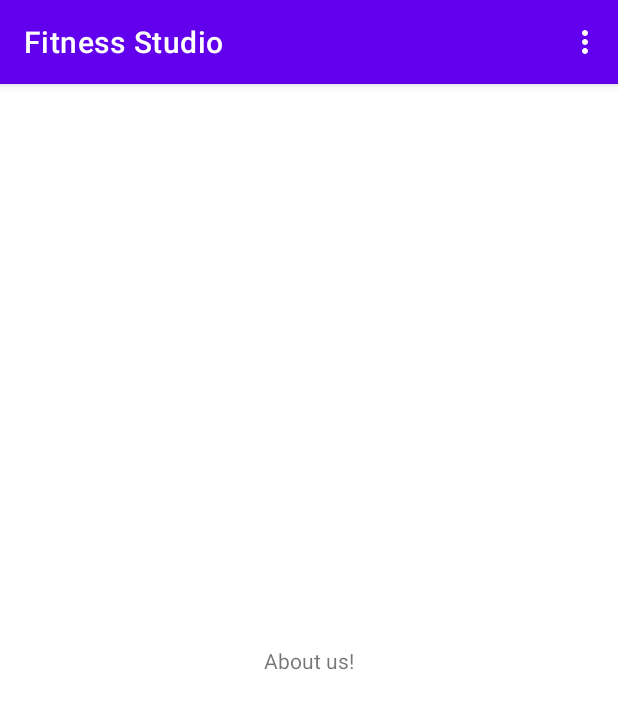
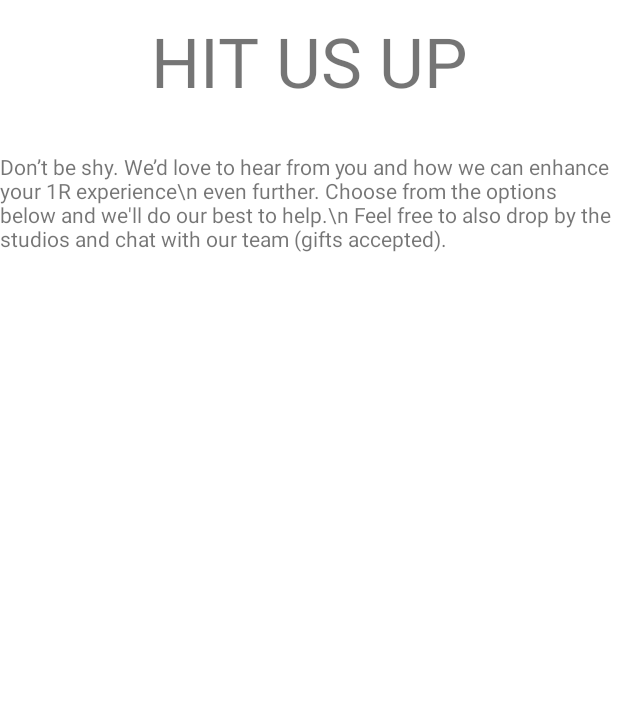
Before and after one commit to rudimentum/FitnessStudio, an Android app: the screen it shows after launch (MainActivity before the commit, AboutActivity after it), in the options menu, after a tap on "About us", on a phone screen of 412 x 824 dp. Shown: the top 709 px of the screen. Run offline under Robolectric (Android 15) with nearby library versions, the phone set to English and light mode, and no system bars.

Commit message:
Add AboutActivity

```diff
--- a/app/src/main/AndroidManifest.xml
+++ b/app/src/main/AndroidManifest.xml
@@ -16,6 +16,7 @@
                 <category android:name="android.intent.category.LAUNCHER" />
             </intent-filter>
         </activity>
+        <activity android:name=".AboutActivity" />
     </application>
 
 </manifest>
--- /dev/null
+++ b/app/src/main/java/com/rudimentum/fitnessstudio/AboutActivity.kt
@@ -0,0 +1,14 @@
+package com.rudimentum.fitnessstudio
+
+import android.app.Activity
+import android.os.Bundle
+
+class AboutActivity() : Activity() {
+
+    override fun onCreate(savedInstanceState: Bundle?) {
+        super.onCreate(savedInstanceState)
+
+        setContentView(R.layout.activity_about)
+    }
+
+}
--- a/app/src/main/java/com/rudimentum/fitnessstudio/MainActivity.kt
+++ b/app/src/main/java/com/rudimentum/fitnessstudio/MainActivity.kt
@@ -1,11 +1,13 @@
 package com.rudimentum.fitnessstudio
 
 import android.annotation.SuppressLint
-import androidx.appcompat.app.AppCompatActivity
+import android.content.Intent
 import android.os.Bundle
 import android.view.Menu
 import android.view.MenuItem
 import android.widget.TextView
+import androidx.appcompat.app.AppCompatActivity
+
 
 class MainActivity : AppCompatActivity() {
     lateinit var textView: TextView
@@ -26,7 +28,8 @@ class MainActivity : AppCompatActivity() {
     override fun onOptionsItemSelected(item: MenuItem): Boolean {
         when (item.itemId) {
             R.id.action_about_us -> {
-                textView.text = "About us!"
+                val intent = Intent(this@MainActivity, AboutActivity::class.java)
+                startActivity(intent)
                 return true
             }
             R.id.action_trainers -> {
--- /dev/null
+++ b/app/src/main/res/layout/activity_about.xml
@@ -0,0 +1,31 @@
+<?xml version="1.0" encoding="utf-8"?>
+<androidx.constraintlayout.widget.ConstraintLayout xmlns:android="http://schemas.android.com/apk/res/android"
+    xmlns:app="http://schemas.android.com/apk/res-auto"
+    xmlns:tools="http://schemas.android.com/tools"
+    android:layout_width="match_parent"
+    android:layout_height="match_parent">
+
+    <TextView
+        android:id="@+id/textView3"
+        android:layout_width="match_parent"
+        android:layout_height="wrap_content"
+        android:layout_marginTop="10dp"
+        android:gravity="center"
+        android:text="@string/about_title"
+        android:textAllCaps="true"
+        android:textSize="46sp"
+        app:layout_constraintEnd_toEndOf="parent"
+        app:layout_constraintStart_toStartOf="parent"
+        app:layout_constraintTop_toTopOf="parent" />
+
+    <TextView
+        android:id="@+id/textView2"
+        android:layout_width="wrap_content"
+        android:layout_height="wrap_content"
+        android:layout_marginTop="30dp"
+        android:text="@string/about_description"
+        app:layout_constraintEnd_toEndOf="parent"
+        app:layout_constraintStart_toStartOf="parent"
+        app:layout_constraintTop_toBottomOf="@+id/textView3" />
+
+</androidx.constraintlayout.widget.ConstraintLayout>
--- a/app/src/main/res/values/strings.xml
+++ b/app/src/main/res/values/strings.xml
@@ -3,4 +3,10 @@
     <string name="action_trainers">Trainers</string>
     <string name="action_clubs">Clubs</string>
     <string name="action_about_us">About us</string>
+    <string name="about_title">Hit us up</string>
+    <string name="about_description">
+        Don’t be shy. We’d love to hear from you and how we can enhance your 1R experience\\n
+        even further. Choose from the options below and we\'ll do our best to help.\\n
+        Feel free to also drop by the studios and chat with our team (gifts accepted).
+    </string>
 </resources>
```
